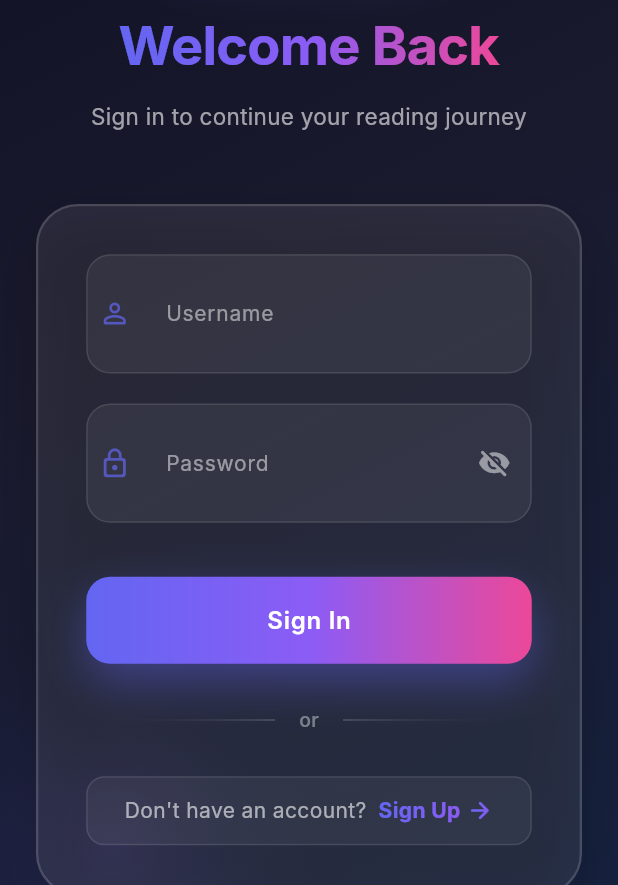
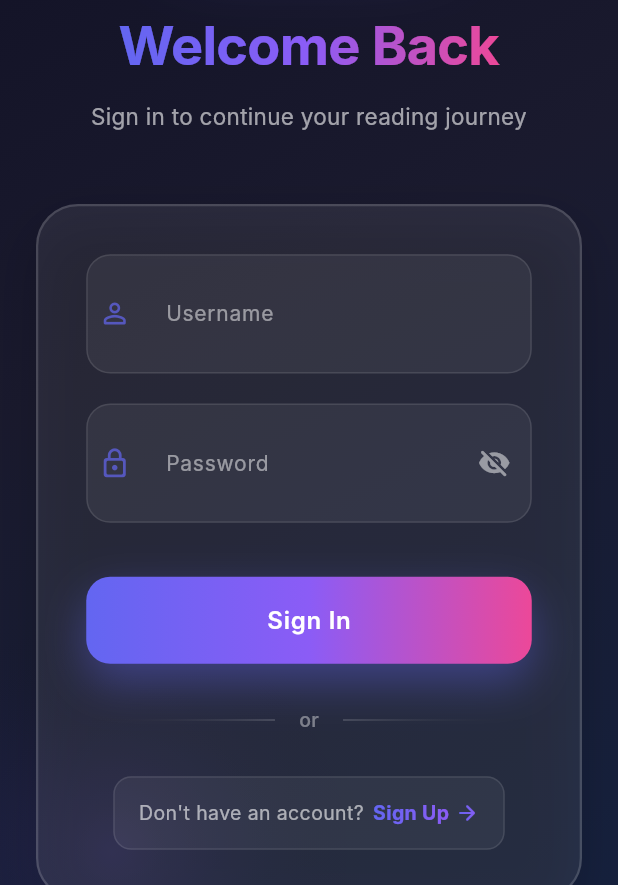
Before and after one commit to Dammar-Sanggalie/proyek-digital-library, a Flutter app: the screen it shows after launch, on a phone screen of 412 x 824 dp, the part 351-1236 px from its top. Run offline on Flutter 3.47's test engine with Material 3 defaults, Android fonts, the phone set to English and light mode, and no system bars; our stand-ins replace getwidget, shared_preferences; accounts and stored records are empty; Roboto replaces fonts that are missing (Inter).

Commit message:
fix bug halaman login dan halaman home

```diff
--- a/lib/screens/login_screen.dart
+++ b/lib/screens/login_screen.dart
@@ -3,7 +3,7 @@ import '../data/app_data.dart';
 import '../models/user_model.dart';
 import 'home_screen.dart';
 
-// Modern Premium Login Screen
+// Fixed Login Screen - Overflow Issues Resolved
 class LoginScreen extends StatefulWidget {
   @override
   _LoginScreenState createState() => _LoginScreenState();
@@ -28,13 +28,11 @@ class _LoginScreenState extends State<LoginScreen>
   void initState() {
     super.initState();
 
-    // Main animation controller
     _animationController = AnimationController(
       duration: Duration(milliseconds: 1500),
       vsync: this,
     );
 
-    // Floating animation for decorative elements
     _floatingController = AnimationController(
       duration: Duration(seconds: 3),
       vsync: this,
@@ -195,10 +193,7 @@ class _LoginScreenState extends State<LoginScreen>
         ),
         child: Stack(
           children: [
-            // Animated background decorations
             _buildBackgroundDecorations(),
-
-            // Main content
             SafeArea(
               child: Center(
                 child: SingleChildScrollView(
@@ -211,8 +206,6 @@ class _LoginScreenState extends State<LoginScreen>
                         mainAxisAlignment: MainAxisAlignment.center,
                         children: [
                           SizedBox(height: 20),
-
-                          // Logo with scale animation
                           ScaleTransition(
                             scale: _scaleAnimation,
                             child: Hero(
@@ -259,10 +252,7 @@ class _LoginScreenState extends State<LoginScreen>
                               ),
                             ),
                           ),
-
                           SizedBox(height: 48),
-
-                          // Title with gradient
                           ShaderMask(
                             shaderCallback: (bounds) => LinearGradient(
                               colors: [
@@ -281,9 +271,7 @@ class _LoginScreenState extends State<LoginScreen>
                               ),
                             ),
                           ),
-
                           SizedBox(height: 12),
-
                           Text(
                             _isLogin
                                 ? 'Sign in to continue your reading journey'
@@ -296,10 +284,7 @@ class _LoginScreenState extends State<LoginScreen>
                             ),
                             textAlign: TextAlign.center,
                           ),
-
                           SizedBox(height: 48),
-
-                          // Form card with glassmorphism effect
                           Container(
                             padding: EdgeInsets.all(32),
                             decoration: BoxDecoration(
@@ -321,7 +306,6 @@ class _LoginScreenState extends State<LoginScreen>
                               key: _formKey,
                               child: Column(
                                 children: [
-                                  // Username field
                                   _buildModernTextField(
                                     controller: _usernameController,
                                     label: 'Username',
@@ -330,10 +314,7 @@ class _LoginScreenState extends State<LoginScreen>
                                         ? 'Username required'
                                         : null,
                                   ),
-
                                   SizedBox(height: 20),
-
-                                  // Password field
                                   _buildModernTextField(
                                     controller: _passwordController,
                                     label: 'Password',
@@ -348,15 +329,9 @@ class _LoginScreenState extends State<LoginScreen>
                                       return null;
                                     },
                                   ),
-
                                   SizedBox(height: 36),
-
-                                  // Submit button with gradient
                                   _buildGradientButton(),
-
                                   SizedBox(height: 28),
-
-                                  // Divider with text
                                   Row(
                                     children: [
                                       Expanded(
@@ -400,20 +375,16 @@ class _LoginScreenState extends State<LoginScreen>
                                       ),
                                     ],
                                   ),
-
                                   SizedBox(height: 28),
-
-                                  // Toggle auth mode
                                   _buildAuthToggle(),
                                 ],
                               ),
                             ),
                           ),
-
                           SizedBox(height: 32),
-
-                          // Footer text
-                          Text(
+                          Padding(
+                            padding: EdgeInsets.symmetric(horizontal: 8),
+                            child: Text(
                               'By continuing, you agree to our Terms & Privacy Policy',
                               style: TextStyle(
                                 fontSize: 12,
@@ -421,7 +392,7 @@ class _LoginScreenState extends State<LoginScreen>
                               ),
                               textAlign: TextAlign.center,
                             ),
-
+                          ),
                           SizedBox(height: 20),
                         ],
                       ),
@@ -439,7 +410,6 @@ class _LoginScreenState extends State<LoginScreen>
   Widget _buildBackgroundDecorations() {
     return Stack(
       children: [
-        // Floating orb 1
         Positioned(
           top: -100,
           right: -100,
@@ -465,8 +435,6 @@ class _LoginScreenState extends State<LoginScreen>
             },
           ),
         ),
-
-        // Floating orb 2
         Positioned(
           bottom: -150,
           left: -100,
@@ -609,11 +577,12 @@ class _LoginScreenState extends State<LoginScreen>
     );
   }
 
+  // FIXED: Auth toggle with proper spacing and overflow prevention
   Widget _buildAuthToggle() {
     return GestureDetector(
       onTap: _toggleAuthMode,
       child: Container(
-        padding: EdgeInsets.symmetric(vertical: 12, horizontal: 20),
+        padding: EdgeInsets.symmetric(vertical: 14, horizontal: 16),
         decoration: BoxDecoration(
           color: Colors.white.withOpacity(0.05),
           borderRadius: BorderRadius.circular(12),
@@ -623,15 +592,21 @@ class _LoginScreenState extends State<LoginScreen>
         ),
         child: Row(
           mainAxisAlignment: MainAxisAlignment.center,
+          mainAxisSize: MainAxisSize.min,
           children: [
-            Text(
-              _isLogin ? "Don't have an account?" : "Already have an account?",
+            Flexible(
+              child: Text(
+                _isLogin
+                    ? "Don't have an account?"
+                    : "Already have an account?",
                 style: TextStyle(
                   color: Colors.white.withOpacity(0.6),
-                fontSize: 14,
+                  fontSize: 13,
+                ),
+                overflow: TextOverflow.ellipsis,
               ),
             ),
-            SizedBox(width: 8),
+            SizedBox(width: 6),
             ShaderMask(
               shaderCallback: (bounds) => LinearGradient(
                 colors: [
@@ -644,7 +619,7 @@ class _LoginScreenState extends State<LoginScreen>
                 style: TextStyle(
                   fontWeight: FontWeight.w700,
                   color: Colors.white,
-                  fontSize: 14,
+                  fontSize: 13,
                 ),
               ),
             ),
@@ -658,7 +633,7 @@ class _LoginScreenState extends State<LoginScreen>
               ).createShader(bounds),
               child: Icon(
                 Icons.arrow_forward_rounded,
-                size: 18,
+                size: 16,
                 color: Colors.white,
               ),
             ),
```
Also changed, not shown: lib/screens/book_library_screen.dart (+51 -21 lines), lib/widgets/compact_book_card.dart (+65 -19 lines), firebase.json (added), 2 other files. Lines whose indentation alone changed are shown as unchanged.
